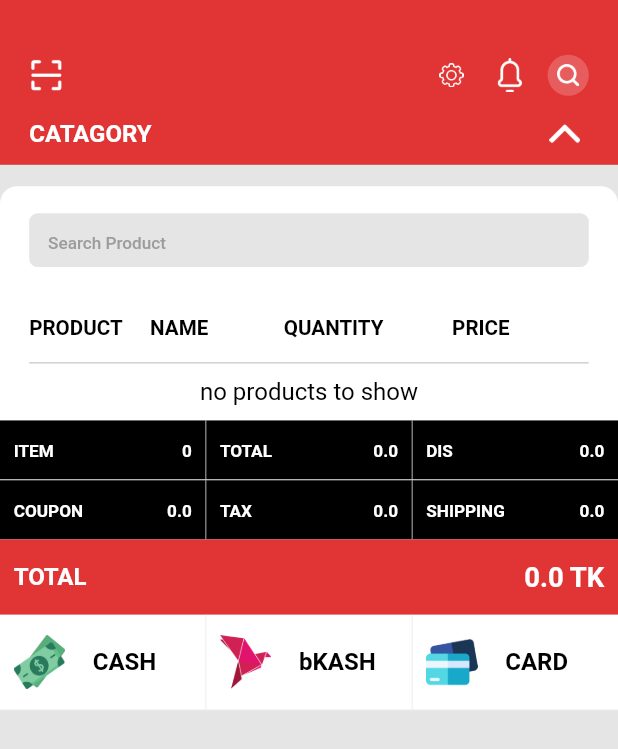
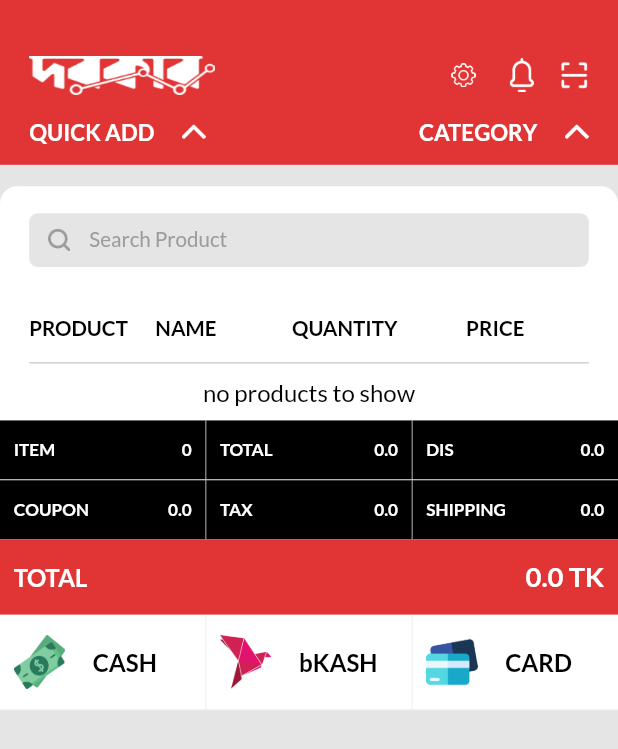
Before and after one commit to sadizobaer/pos_app, a Flutter app: the screen it shows after launch, on a phone screen of 412 x 824 dp. Shown: the top 749 px of the screen. Run offline on Flutter 3.47's test engine with Material 2 defaults, Android fonts, the phone set to English and light mode, and no system bars; our stand-ins replace bloc, carousel_slider, connectivity_plus, dio, equatable, flutter_bloc and 4 more; network calls fail; statements that could not run were skipped.

Commit message:
added all

```diff
--- a/lib/config/strings.dart
+++ b/lib/config/strings.dart
@@ -1,7 +1,8 @@
 //==============const strings=================
 //--------------------------------------------
 
-const category = 'Catagory';
+const category = 'Category';
+const quickAdd = 'Quick Add';
 const product = 'Product';
 const name = 'Name';
 const quantity = 'Quantity';
--- a/lib/config/text_styles.dart
+++ b/lib/config/text_styles.dart
@@ -2,33 +2,34 @@
 //------------------------------------------------
 
 import 'package:flutter/material.dart';
+import 'package:google_fonts/google_fonts.dart';
 import 'colors.dart';
 
-TextStyle regularText(double size, {Color color = black}) => TextStyle(
+TextStyle regularText(double size, {Color color = black}) => GoogleFonts.lato(
       fontSize: size,
       color: color,
       fontWeight: FontWeight.w400,
     );
 
-TextStyle mediumText(double size, {Color color = black}) => TextStyle(
+TextStyle mediumText(double size, {Color color = black}) => GoogleFonts.lato(
       fontSize: size,
       color: color,
       fontWeight: FontWeight.w500,
     );
 
-TextStyle semiBoldText(double size, {Color color = black}) => TextStyle(
+TextStyle semiBoldText(double size, {Color color = black}) => GoogleFonts.lato(
       fontSize: size,
       color: color,
       fontWeight: FontWeight.w600,
     );
 
-TextStyle boldText(double size, {Color color = black}) => TextStyle(
+TextStyle boldText(double size, {Color color = black}) => GoogleFonts.lato(
       fontSize: size,
       color: color,
       fontWeight: FontWeight.w700,
     );
 
-TextStyle extraBoldText(double size, {Color color = black}) => TextStyle(
+TextStyle extraBoldText(double size, {Color color = black}) => GoogleFonts.lato(
       fontSize: size,
       color: color,
       fontWeight: FontWeight.w900,
--- a/lib/pages/home/home_page.dart
+++ b/lib/pages/home/home_page.dart
@@ -64,7 +64,15 @@ class HomePage extends StatelessWidget {
           Row(
             children: [
               SizedBox(width: 17.w),
-              _showImageIcon('assets/icons/scan.png'),
+              SizedBox(
+                height: 22.h,
+                width: 108.w,
+                child: Image.asset(
+                  'assets/images/logo.png',
+                  fit: BoxFit.fill,
+                  color: white,
+                ),
+              ),
               const Spacer(),
               InkWell(
                 onTap: () {
@@ -84,22 +92,13 @@ class HomePage extends StatelessWidget {
                         ? white.withOpacity(.2)
                         : white.withOpacity(.0),
                   ),
-                  child: _showImageIcon('assets/icons/settings.png', size: 20),
+                  child: _showImageIcon('assets/icons/settings.png', size: 24),
                 ),
               ),
               SizedBox(width: 12.w),
               _showImageIcon('assets/icons/notification.png'),
               SizedBox(width: 12.w),
-              Container(
-                height: 24.h,
-                width: 24.w,
-                padding: EdgeInsets.all(5.5.sp),
-                decoration: BoxDecoration(
-                  shape: BoxShape.circle,
-                  color: white.withOpacity(.2),
-                ),
-                child: _showImageIcon('assets/icons/search.png', size: 14),
-              ),
+              _showImageIcon('assets/icons/scan.png', size: 17),
               SizedBox(width: 17.w),
             ],
           ),
@@ -125,10 +124,10 @@ class HomePage extends StatelessWidget {
             children: [
               SizedBox(width: 17.w),
               Text(
-                category.toUpperCase(),
-                style: semiBoldText(14.sp, color: white),
+                quickAdd.toUpperCase(),
+                style: semiBoldText(13.sp, color: white),
               ),
-              const Spacer(),
+              SizedBox(width: 16.w),
               InkWell(
                 onTap: () {
                   Provider.of<HomeProvider>(context, listen: false)
@@ -140,14 +139,38 @@ class HomePage extends StatelessWidget {
                         .isSliderCollapsed
                     ? _showImageIcon(
                         'assets/icons/arrow_up.png',
-                        size: 18,
+                        size: 14,
                       )
                     : _showImageIcon(
                         'assets/icons/arrow_down.png',
-                        size: 18,
+                        size: 14,
                       ),
               ),
-              SizedBox(width: 22.w),
+              const Spacer(),
+              Text(
+                category.toUpperCase(),
+                style: semiBoldText(13.sp, color: white),
+              ),
+              SizedBox(width: 16.w),
+              InkWell(
+                onTap: () {
+                  Provider.of<HomeProvider>(context, listen: false)
+                      .setSliderCollapsed(
+                          !Provider.of<HomeProvider>(context, listen: false)
+                              .isSliderCollapsed);
+                },
+                child: Provider.of<HomeProvider>(context, listen: true)
+                        .isSliderCollapsed
+                    ? _showImageIcon(
+                        'assets/icons/arrow_up.png',
+                        size: 14,
+                      )
+                    : _showImageIcon(
+                        'assets/icons/arrow_down.png',
+                        size: 14,
+                      ),
+              ),
+              SizedBox(width: 17.w),
             ],
           ),
           SizedBox(height: 8.h),
@@ -275,6 +298,12 @@ class HomePage extends StatelessWidget {
               child: Row(
                 children: [
                   SizedBox(width: 11.w),
+                  _showImageIcon(
+                    'assets/icons/search.png',
+                    size: 13,
+                    color: textGrey,
+                  ),
+                  SizedBox(width: 11.w),
                   Flexible(
                     child: Padding(
                       padding: EdgeInsets.only(bottom: 4.h),
@@ -282,7 +311,7 @@ class HomePage extends StatelessWidget {
                         decoration: InputDecoration(
                           border: InputBorder.none,
                           hintText: searchProduct,
-                          hintStyle: mediumText(10.sp, color: textGrey),
+                          hintStyle: mediumText(12.sp, color: textGrey),
                         ),
                       ),
                     ),
--- a/lib/widgets/dropdown_selection.dart
+++ b/lib/widgets/dropdown_selection.dart
@@ -37,14 +37,14 @@ class DropdownSelection extends StatelessWidget {
               children: <Widget>[
                 Text(
                   _currentItemSelected ?? initialItem!,
-                  style: mediumText(
-                    10.sp,
+                  style: semiBoldText(
+                    11.sp,
                     color: textGrey,
                   ),
                 ),
                 const ImageIcon(
                   AssetImage('assets/icons/arrow_down.png'),
-                  size: 14,
+                  size: 12,
                   color: textGrey,
                 ),
               ],
--- a/pubspec.yaml
+++ b/pubspec.yaml
@@ -35,7 +35,7 @@ dependencies:
   # Use with the CupertinoIcons class for iOS style icons.
   cupertino_icons: ^1.0.2
   carousel_slider: ^4.0.0
-  google_fonts: ^2.3.1
+  google_fonts: ^3.0.1
   dio: ^4.0.6
 
 
```
Also changed, not shown: pubspec.lock, 1 other file.
